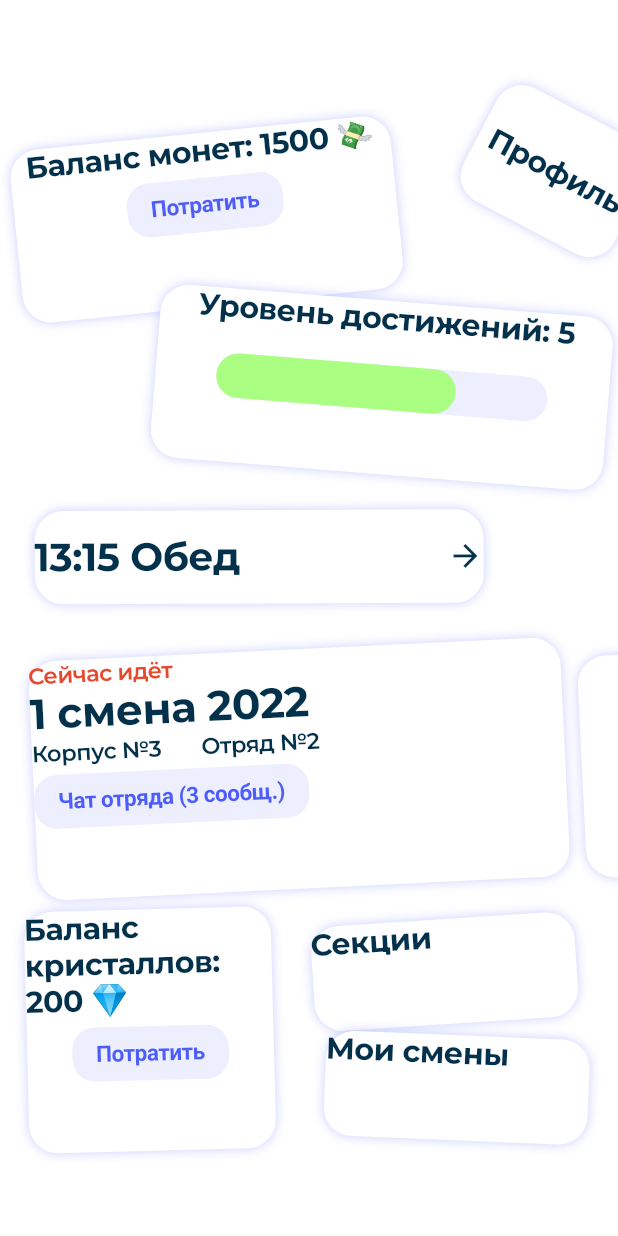
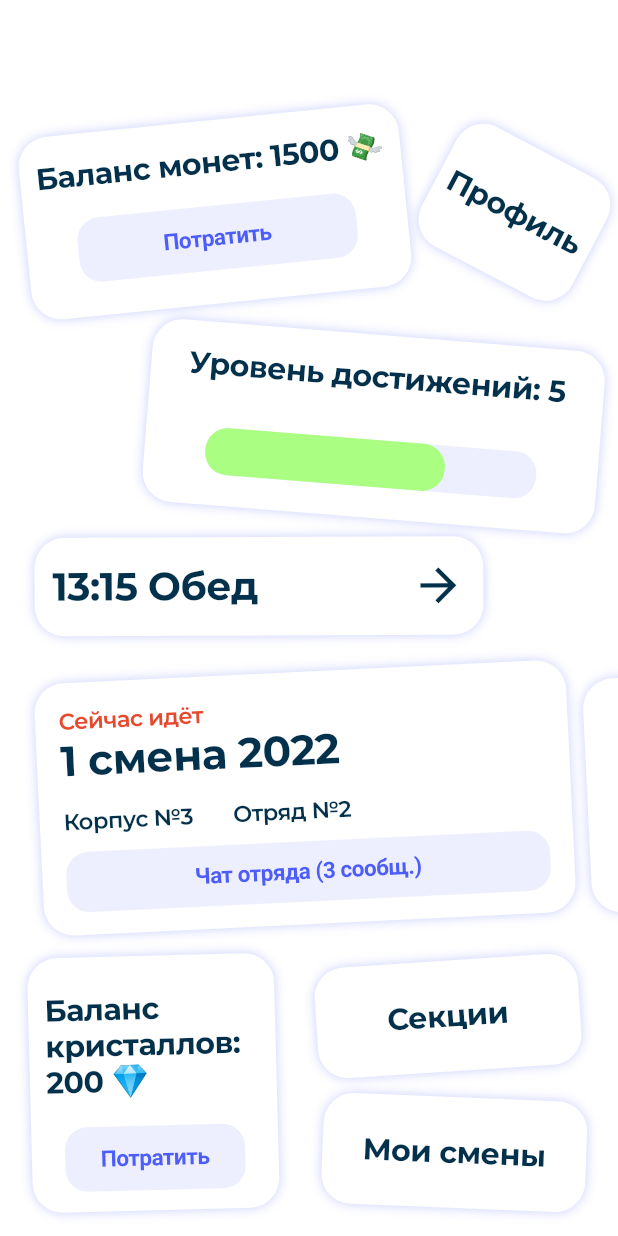
Before and after one commit to abezuglova/first_task_hard, a Flutter app: the screen it shows after launch, on a phone screen of 412 x 824 dp. Run offline on Flutter 3.47's test engine with Material 2 defaults, Android fonts, the phone set to English and light mode, and no system bars; our stand-ins replace flutter_screenutil, google_fonts.

Commit message:
sizes and positions fixed

```diff
--- a/lib/main.dart
+++ b/lib/main.dart
@@ -14,7 +14,7 @@ class MyApp extends StatelessWidget {
   @override
   Widget build(BuildContext context) {
     return ScreenUtilInit(
-      designSize: const Size(411, 868),
+      designSize: const Size(411, 823),
       splitScreenMode: true,
       builder: (context, child) {
         return MaterialApp(
@@ -73,4 +73,5 @@ class MyApp extends StatelessWidget {
 // 10:15 - 10:55
 // 11:00 - 12:00
 // 12:05 - 12:45
-// 12:50 -
+// 12:50 - 13:40
+// 14:00
--- a/lib/screens/main_screen.dart
+++ b/lib/screens/main_screen.dart
@@ -20,48 +20,48 @@ class MainScreen extends StatelessWidget {
         body: Stack(
           children: [
             Positioned(
-              left: 10.5.w,
-              top: 93.11.h,
+              left: 16.w,
+              top: 80.h,
               child: const CoinBalanceTileWidget(),
             ),
             Positioned(
-              left: 313.03.w,
-              top: 75.39.h,
+              left: 285.68.w,
+              top: 96.53.h,
               child: const ProfileTileWidget(),
             ),
             Positioned(
-              left: 103.09.w,
-              top: 211.h,
+              left: 97.74.w,
+              top: 222.85.h,
               child: const LevelTileWidget(),
             ),
             Positioned(
-              left: 23.14.w,
-              top: 358.23.h,
+              left: 22.99.w,
+              top: 357.57.h,
               child: const TimetableTileWidget(),
             ),
             Positioned(
-              left: 22.w,
-              top: 455.9.h,
+              left: 25.84.w,
+              top: 447.28.h,
               child: const ShiftTileWidget(),
             ),
             Positioned(
-              left: 386.84.w,
-              top: 452.62.h,
+              left: 390.4.w,
+              top: 444.36.h,
               child: const EmptyTileWidget(),
             ),
             Positioned(
-              left: 17.75.w,
-              top: 638.46.h,
+              left: 19.95.w,
+              top: 636.28.h,
               child: const CrystalBalanceTileWidget(),
             ),
             Positioned(
-              left: 208.w,
-              top: 645.46.h,
+              left: 210.22.w,
+              top: 639.65.h,
               child: const SectionsTileWidget(),
             ),
             Positioned(
-              left: 215.99.w,
-              top: 727.h,
+              left: 214.42.w,
+              top: 730.52.h,
               child: const MyShiftsTileWidget(),
             ),
           ],
--- a/lib/widgets/coin_balance_tile_widget.dart
+++ b/lib/widgets/coin_balance_tile_widget.dart
@@ -14,15 +14,21 @@ class CoinBalanceTileWidget extends StatelessWidget {
       tileHeight: 122.h,
       child: Column(
         children: [
+          SizedBox(height: 16.h),
           Text(
             'Баланс монет: 1500 💸',
             style: textTheme.headlineSmall,
           ),
-          ElevatedButton(
-            onPressed: () {},
-            child: Text(
-              'Потратить',
-              style: textTheme.labelSmall,
+          SizedBox(height: 16.85.h,),
+          SizedBox(
+            width: 186.w,
+            height: 43.h,
+            child: ElevatedButton(
+              onPressed: () {},
+              child: Text(
+                'Потратить',
+                style: textTheme.labelSmall,
+              ),
             ),
           ),
         ],
--- a/lib/widgets/crystal_balance_tile_widget.dart
+++ b/lib/widgets/crystal_balance_tile_widget.dart
@@ -14,15 +14,22 @@ class CrystalBalanceTileWidget extends StatelessWidget {
       tileHeight: 169.63.h,
       child: Column(
         children: [
-          Text(
+          Padding(
+            padding: EdgeInsets.fromLTRB(11.w, 23.25.h, 11.w, 18.h),
+            child: Text(
               'Баланс кристаллов: 200 💎',
               style: textTheme.headlineSmall,
             ),
-          ElevatedButton(
+          ),
+          SizedBox(
+            width: 119.85.w,
+            height: 43.h,
+            child: ElevatedButton(
               onPressed: () {},
               child: Text(
                 'Потратить',
                 style: textTheme.labelSmall,
+              ),
             ),
           ),
         ],
--- a/lib/widgets/level_tile_widget.dart
+++ b/lib/widgets/level_tile_widget.dart
@@ -15,11 +15,12 @@ class LevelTileWidget extends StatelessWidget {
       tileHeight: 122.h,
       child: Column(
         children: [
+          SizedBox(height: 16.h),
           Text(
             'Уровень достижений: 5',
             style: textTheme.headlineSmall,
           ),
-          SizedBox(height: 20.h),
+          SizedBox(height: 30.h),
           Stack(
             children: [
               Container(
--- a/lib/widgets/my_shifts_tile_widget.dart
+++ b/lib/widgets/my_shifts_tile_widget.dart
@@ -12,9 +12,11 @@ class MyShiftsTileWidget extends StatelessWidget {
       rotateAngle: 2.32,
       tileWidth: 175.49.w,
       tileHeight: 73.81.h,
-      child: Text(
-        'Мои смены',
-        style: textTheme.headlineSmall,
+      child: Center(
+        child: Text(
+          'Мои смены',
+          style: textTheme.headlineSmall,
+        ),
       ),
     );
   }
--- a/lib/widgets/sections_tile_widget.dart
+++ b/lib/widgets/sections_tile_widget.dart
@@ -12,9 +12,11 @@ class SectionsTileWidget extends StatelessWidget {
       rotateAngle: -3.75,
       tileWidth: 175.49.w,
       tileHeight: 73.81.h,
-      child: Text(
-        'Секции',
-        style: textTheme.headlineSmall,
+      child: Center(
+        child: Text(
+          'Секции',
+          style: textTheme.headlineSmall,
+        ),
       ),
     );
   }
--- a/lib/widgets/shift_tile_widget.dart
+++ b/lib/widgets/shift_tile_widget.dart
@@ -13,6 +13,8 @@ class ShiftTileWidget extends StatelessWidget {
       rotateAngle: -2.76,
       tileWidth: 354.w,
       tileHeight: 168.13.h,
+      child: Padding(
+        padding: EdgeInsets.symmetric(horizontal: 16.w, vertical: 16.h),
         child: Column(
           crossAxisAlignment: CrossAxisAlignment.start,
           children: [
@@ -20,22 +22,30 @@ class ShiftTileWidget extends StatelessWidget {
               'Сейчас идёт',
               style: textTheme.bodySmall!.copyWith(color: AppColors.redTextColor),
             ),
+            SizedBox(height: 1.h),
             Text(
               '1 смена 2022',
               style: textTheme.headlineLarge,
             ),
+            SizedBox(height: 14.h),
             Text(
               'Корпус №3       Отряд №2',
               style: textTheme.bodySmall,
             ),
-          ElevatedButton(
+            SizedBox(height: 12.h),
+            SizedBox(
+              width: 324.11.w,
+              height: 40.16.h,
+              child: ElevatedButton(
                 onPressed: () {},
                 child: Text(
                   'Чат отряда (3 сообщ.)',
                   style: textTheme.labelSmall,
                 ),
               ),
+            ),
           ],
+        ),
       ),
     );
   }
--- a/lib/widgets/timetable_tile_widget.dart
+++ b/lib/widgets/timetable_tile_widget.dart
@@ -13,6 +13,8 @@ class TimetableTileWidget extends StatelessWidget {
       rotateAngle: -0.25,
       tileWidth: 298.44.w,
       tileHeight: 65.59.h,
+      child: Padding(
+        padding: EdgeInsets.symmetric(horizontal: 12.w),
         child: Row(
           mainAxisAlignment: MainAxisAlignment.spaceBetween,
           children: [
@@ -23,8 +25,10 @@ class TimetableTileWidget extends StatelessWidget {
             const Icon(
               Icons.arrow_forward,
               color: AppColors.mainTextColor,
+              size: 36,
             )
           ],
+        ),
       ),
     );
   }
```
Lines whose indentation alone changed are shown as unchanged.
